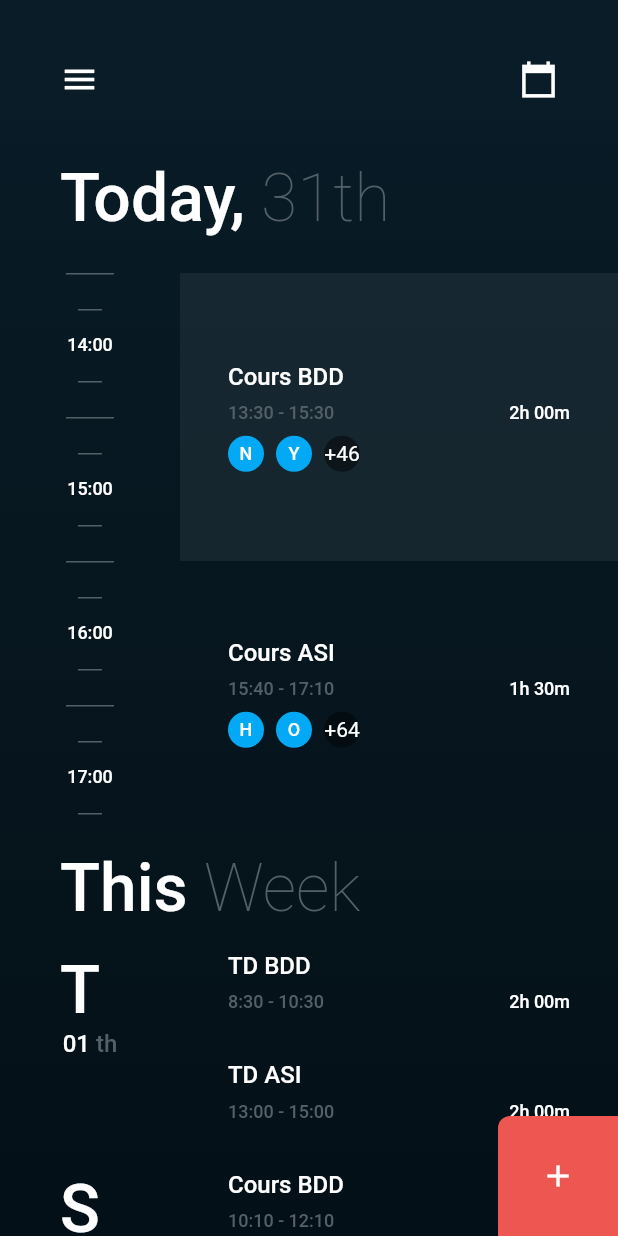
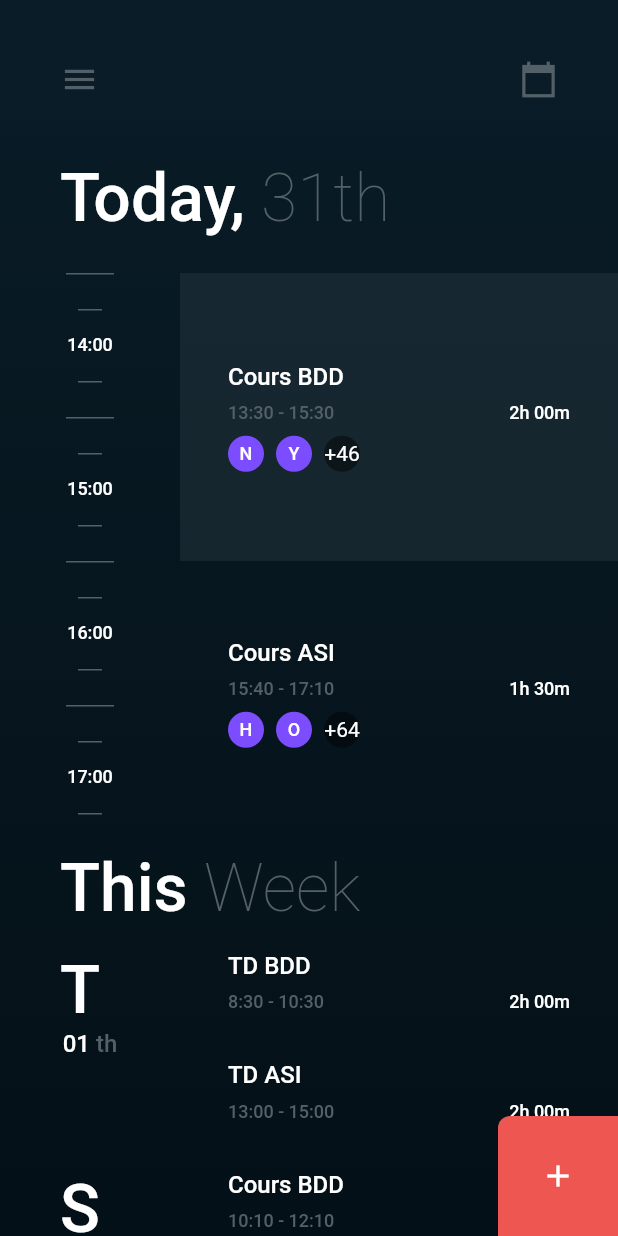
Before and after one commit to Majidbouikken/asi_gestion_absences, a Flutter app: the HomePage screen opened directly, on a phone screen of 412 x 824 dp. Run offline on Flutter 3.47's test engine with Material 2 defaults, Android fonts, the phone set to English and light mode, and no system bars; our stand-ins replace date_format, flutter_svg; Roboto replaces fonts that are missing (GothicA1); statements that could not run were skipped.

Commit message:
should be done with the fancy view

```diff
--- a/lib/controller/themeController.dart
+++ b/lib/controller/themeController.dart
@@ -2,6 +2,16 @@ import 'package:flutter/material.dart';
 
 class ThemeController with ChangeNotifier {
   ThemeData _themeData;
+
+  // email colors
+  static const List<Color> colors = [
+    Colors.blue,
+    Colors.green,
+    Colors.redAccent,
+    Colors.deepOrangeAccent,
+    Colors.deepPurpleAccent,
+    Colors.teal
+  ];
 
   ThemeController(this._themeData);
 
@@ -18,7 +28,9 @@ class ThemeController with ChangeNotifier {
       primaryColor: DarkColorData.primary,
       accentColor: DarkColorData.accent,
       backgroundColor: DarkColorData.bg1,
-    bottomAppBarColor: DarkColorData.bg2, // this serves as the second background color
+      // this serves as the second background color
+      bottomAppBarColor: DarkColorData.bg2,
+      canvasColor: DarkColorData.bg2,
       buttonColor: DarkColorData.red,
       cardColor: DarkColorData.card,
       dividerColor: DarkColorData.divider,
@@ -27,46 +39,38 @@ class ThemeController with ChangeNotifier {
             fontFamily: 'GothicA1',
             fontWeight: FontWeight.w500,
             color: DarkColorData.primary,
-          fontSize: 44
-      ),
+            fontSize: 44),
         headline2: TextStyle(
             fontFamily: 'GothicA1',
             fontWeight: FontWeight.w200,
             color: DarkColorData.accent,
-          fontSize: 44
-      ),
+            fontSize: 44),
         headline3: TextStyle(
             fontFamily: 'GothicA1',
             fontWeight: FontWeight.w500,
             color: DarkColorData.primary,
-          fontSize: 16
-      ),
+            fontSize: 16),
         headline4: TextStyle(
             fontFamily: 'GothicA1',
             fontWeight: FontWeight.w500,
             color: DarkColorData.accent,
-          fontSize: 16
-      ),
+            fontSize: 16),
         headline5: TextStyle(
             fontFamily: 'GothicA1',
             fontWeight: FontWeight.w500,
             color: DarkColorData.primary,
-          fontSize: 12
-      ),
+            fontSize: 12),
         headline6: TextStyle(
             fontFamily: 'GothicA1',
             fontWeight: FontWeight.w500,
             color: DarkColorData.accent,
-          fontSize: 12
-      ),
+            fontSize: 12),
         button: TextStyle(
             fontFamily: 'GothicA1',
             fontWeight: FontWeight.w500,
             color: DarkColorData.primary,
-          fontSize: 20
-      ),
-    )
-  );
+            fontSize: 20),
+      ));
 }
 
 class DarkColorData {
@@ -77,5 +81,4 @@ class DarkColorData {
   static const Color card = Color(0xff0f2430);
   static const Color divider = Color(0xff1f303a);
   static const Color red = Color(0xffee5651);
-//
 }
--- a/lib/main.dart
+++ b/lib/main.dart
@@ -34,7 +34,7 @@ class AsiAPP extends StatelessWidget{
       routes: {
         EventPage.routeName: (context) => EventPage(),
       },
-      home: LoginPage(),
+      home: HomePage(),
       debugShowCheckedModeBanner: false,
     );
   }
--- a/lib/view/pages/event_page.dart
+++ b/lib/view/pages/event_page.dart
@@ -41,6 +41,9 @@ class EventPage extends StatelessWidget {
           // tob bar
           TopBar(
             leftIcon: Icons.arrow_back,
+            onLeftTap: () {
+              Navigator.pop(context);
+            },
           ),
         ],
       ),
--- a/lib/view/pages/home_page.dart
+++ b/lib/view/pages/home_page.dart
@@ -7,9 +7,15 @@ import 'package:flutter/cupertino.dart';
 import 'package:flutter/material.dart';
 
 class HomePage extends StatelessWidget {
+  final GlobalKey<ScaffoldState> _scaffoldKey = new GlobalKey<ScaffoldState>();
+
   @override
   Widget build(BuildContext context) {
     return GradientScaffold(
+      key: _scaffoldKey,
+      drawer: Drawer(
+        child: Center(child: Text("this is a drawer")),
+      ),
       child: Stack(
         children: [
           SingleChildScrollView(
@@ -58,6 +64,7 @@ class HomePage extends StatelessWidget {
           TopBar(
             leftIcon: Icons.menu,
             rightIcon: Icons.calendar_today_sharp,
+            onLeftTap: () => _scaffoldKey.currentState.openDrawer(),
           ),
           // add action button
           Align(
--- a/lib/view/widgets/calendar/calendarStepperCell.dart
+++ b/lib/view/widgets/calendar/calendarStepperCell.dart
@@ -1,3 +1,6 @@
+import 'dart:math';
+
+import 'package:asi_gestion_absences/controller/themeController.dart';
 import 'package:asi_gestion_absences/model/event.dart';
 import 'package:asi_gestion_absences/model/student.dart';
 import 'package:asi_gestion_absences/view/pages/event_page.dart';
@@ -103,7 +106,8 @@ class CalendarStepperCell extends StatelessWidget {
           width: 24,
           alignment: Alignment.center,
           decoration: BoxDecoration(
-              color: Colors.lightBlue, borderRadius: BorderRadius.circular(12)),
+              color: ThemeController.colors[Random().nextInt(ThemeController.colors.length)],
+              borderRadius: BorderRadius.circular(12)),
           child: Text(
             list[i].substring(0, 1),
             style: Theme.of(context).textTheme.headline5,
--- a/lib/view/widgets/event/studentCell.dart
+++ b/lib/view/widgets/event/studentCell.dart
@@ -1,3 +1,6 @@
+import 'dart:math';
+
+import 'package:asi_gestion_absences/controller/themeController.dart';
 import 'package:asi_gestion_absences/model/student.dart';
 import 'package:asi_gestion_absences/view/widgets/toggle.dart';
 import 'package:flutter/material.dart';
@@ -21,7 +24,7 @@ class StudentCell extends StatelessWidget {
             width: 48,
             alignment: Alignment.center,
             decoration: BoxDecoration(
-                color: Colors.lightBlue,
+                color: ThemeController.colors[Random().nextInt(ThemeController.colors.length)],
                 borderRadius: BorderRadius.circular(24)),
             child: Text(
               this.student.displayName.substring(0, 1),
--- a/lib/view/widgets/gradientScaffold.dart
+++ b/lib/view/widgets/gradientScaffold.dart
@@ -2,12 +2,15 @@ import 'package:flutter/material.dart';
 
 class GradientScaffold extends StatelessWidget {
   final Widget child;
+  final Drawer drawer;
 
-  const GradientScaffold({Key key, this.child}) : super(key: key);
+  const GradientScaffold({Key key, this.child, this.drawer}) : super(key: key);
 
   @override
   Widget build(BuildContext context) {
     return Scaffold(
+      key: key,
+        drawer: this.drawer,
         body: Container(
             width: MediaQuery.of(context).size.width,
             height: MediaQuery.of(context).size.height,
--- a/lib/view/widgets/toggle.dart
+++ b/lib/view/widgets/toggle.dart
@@ -30,7 +30,7 @@ class _PresenceToggleState extends State<PresenceToggle> {
         child: AnimatedContainer(
           duration: Duration(milliseconds: 100),
           margin: EdgeInsets.only(
-              top: 4, bottom: 4, right: value ? 4 : 20, left: value ? 20 : 4),
+              top: 4, bottom: 4, right: value ? 20 : 4, left: value ? 4 : 20),
           decoration: BoxDecoration(
               color: value
                   ? Theme.of(context).buttonColor
--- a/lib/view/widgets/topBar.dart
+++ b/lib/view/widgets/topBar.dart
@@ -3,8 +3,12 @@ import 'package:flutter/material.dart';
 class TopBar extends StatelessWidget {
   final IconData leftIcon;
   final IconData rightIcon;
+  final Function onLeftTap;
+  final Function onRightTap;
 
-  const TopBar({Key key, this.leftIcon, this.rightIcon}) : super(key: key);
+  const TopBar(
+      {Key key, this.leftIcon, this.rightIcon, this.onLeftTap, this.onRightTap})
+      : super(key: key);
 
   @override
   Widget build(BuildContext context) {
@@ -22,15 +26,21 @@ class TopBar extends StatelessWidget {
         child: Row(
           mainAxisAlignment: MainAxisAlignment.spaceBetween,
           children: [
-            Icon(
-              this.leftIcon,
-              size: 26,
-            ),
+            GestureDetector(
+                child: Icon(
+                  this.leftIcon,
+                  size: 26,
+                  color: Theme.of(context).accentColor,
+                ),
+                onTap: this.onLeftTap),
             (this.rightIcon != null)
-                ? Icon(
-                    this.rightIcon,
-                    size: 26,
-                  )
+                ? GestureDetector(
+                    child: Icon(
+                      this.rightIcon,
+                      size: 26,
+                      color: Theme.of(context).accentColor,
+                    ),
+                    onTap: this.onRightTap)
                 : Spacer(),
           ],
         ));
--- a/pubspec.yaml
+++ b/pubspec.yaml
@@ -49,6 +49,7 @@ flutter:
 
   assets:
     - assets/esi_logo.svg
+    - assets/google_g_logo.svg
 
   fonts:
     - family: GothicA1
```
Also changed, not shown: lib/view/pages/login_page.dart (+13 -3 lines), assets/google_g_logo.svg (added). Lines whose indentation alone changed are shown as unchanged.
